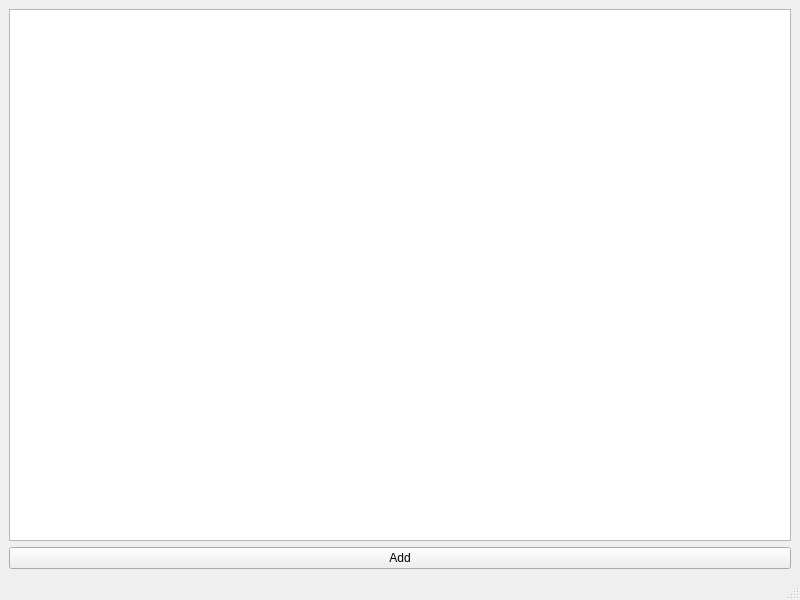
Above: src/jukeboxcore/gui/widgets/guerilla/assetadder.ui from JukeboxPipeline/jukebox-core before the change. Below: the same form after it.
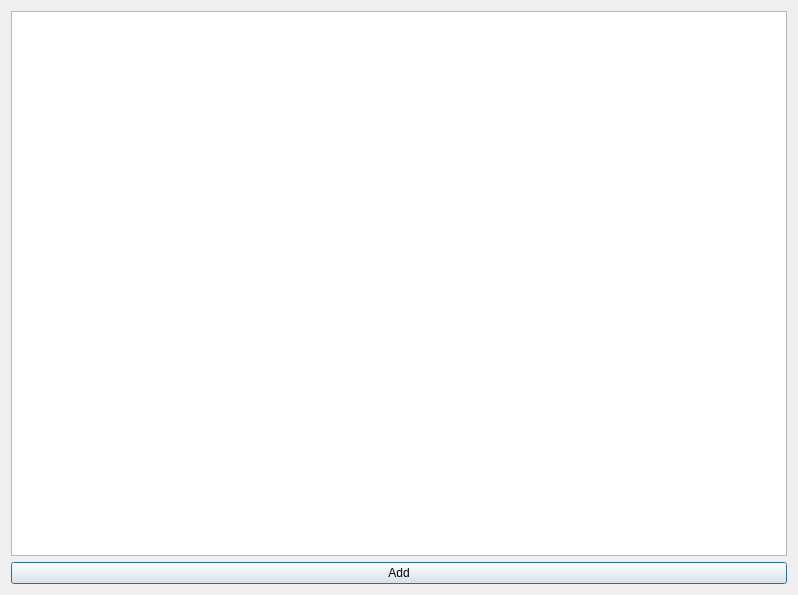
That is the form after the change.

Commit message: Chang the guerilla secondary windows to dialogs and implement create project

What changed in the file:
```diff
--- a/src/jukeboxcore/gui/widgets/guerilla/assetadder.ui
+++ b/src/jukeboxcore/gui/widgets/guerilla/assetadder.ui
@@ -1,20 +1,19 @@
 <?xml version="1.0" encoding="UTF-8"?>
 <ui version="4.0">
- <class>assetadder_mwin</class>
- <widget class="QMainWindow" name="assetadder_mwin">
+ <class>assetadder_dialog</class>
+ <widget class="QDialog" name="assetadder_dialog">
   <property name="geometry">
    <rect>
     <x>0</x>
     <y>0</y>
-    <width>800</width>
-    <height>600</height>
+    <width>798</width>
+    <height>595</height>
    </rect>
   </property>
   <property name="windowTitle">
    <string>Add Asset</string>
   </property>
-  <widget class="QWidget" name="central_widget">
-   <layout class="QVBoxLayout" name="central_vbox">
+  <layout class="QVBoxLayout" name="verticalLayout">
     <item>
      <widget class="QTreeView" name="asset_treev"/>
     </item>
@@ -26,8 +25,6 @@
      </widget>
     </item>
    </layout>
-  </widget>
-  <widget class="QStatusBar" name="statusbar"/>
  </widget>
  <resources/>
  <connections/>
```
Left out of the diff: 2 changed lines with no effect on the pictures. Lines whose indentation alone changed are shown as unchanged. The commit also changes 26 other files.
